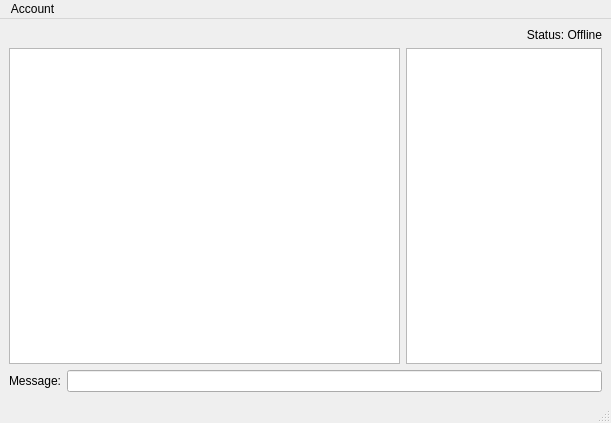
This is chat-app/form.ui in ksero225/LinkUp as Qt 5 draws it before an edit. The edited form follows.
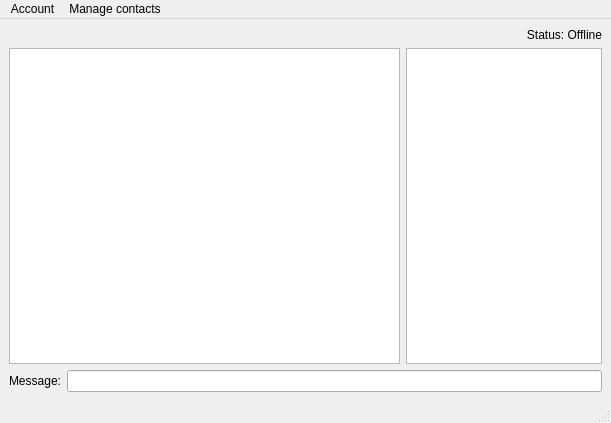
This is the edited form.

Commit message: added downloading contact list from api

The edit to the form file:
```diff
--- a/chat-app/form.ui
+++ b/chat-app/form.ui
@@ -84,7 +84,15 @@
     <addaction name="actionLog_out"/>
     <addaction name="actionAbout_me"/>
    </widget>
+   <widget class="QMenu" name="menuManage_contacts">
+    <property name="title">
+     <string>Manage contacts</string>
+    </property>
+    <addaction name="actionAdd_new_contact"/>
+    <addaction name="actionDelete_contact"/>
+   </widget>
    <addaction name="menuKonto"/>
+   <addaction name="menuManage_contacts"/>
   </widget>
   <widget class="QStatusBar" name="statusbar"/>
   <action name="actionSign_in">
```
Left out of the diff: 10 changed lines with no effect on the pictures. The commit also changes 6 other files.
